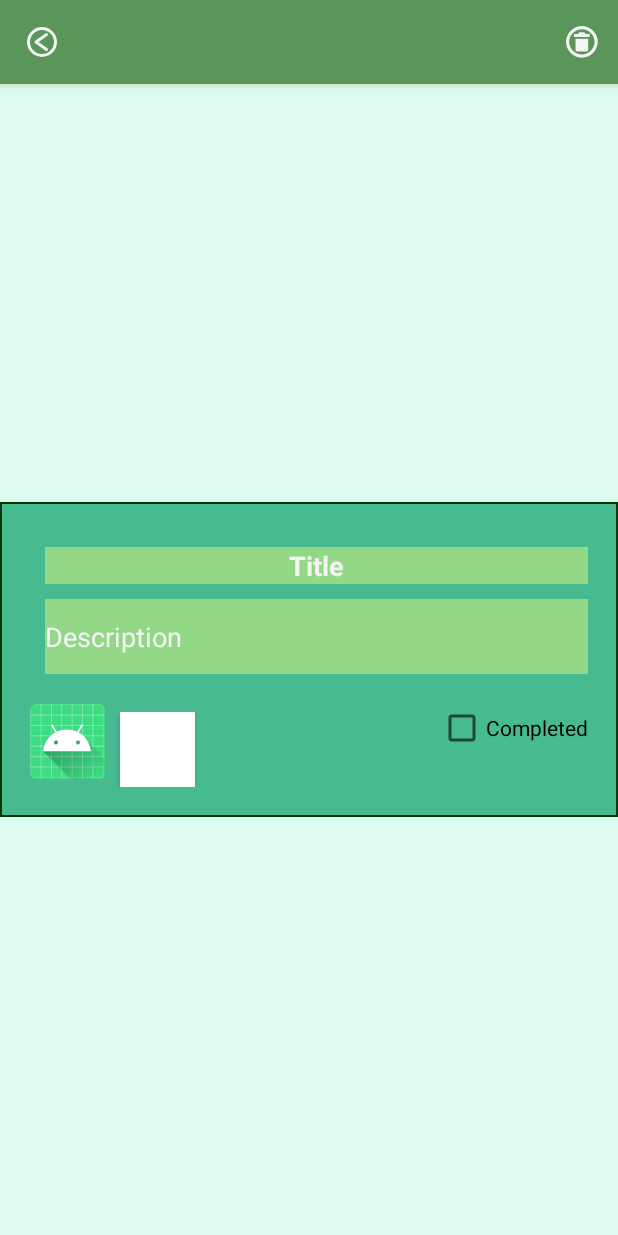
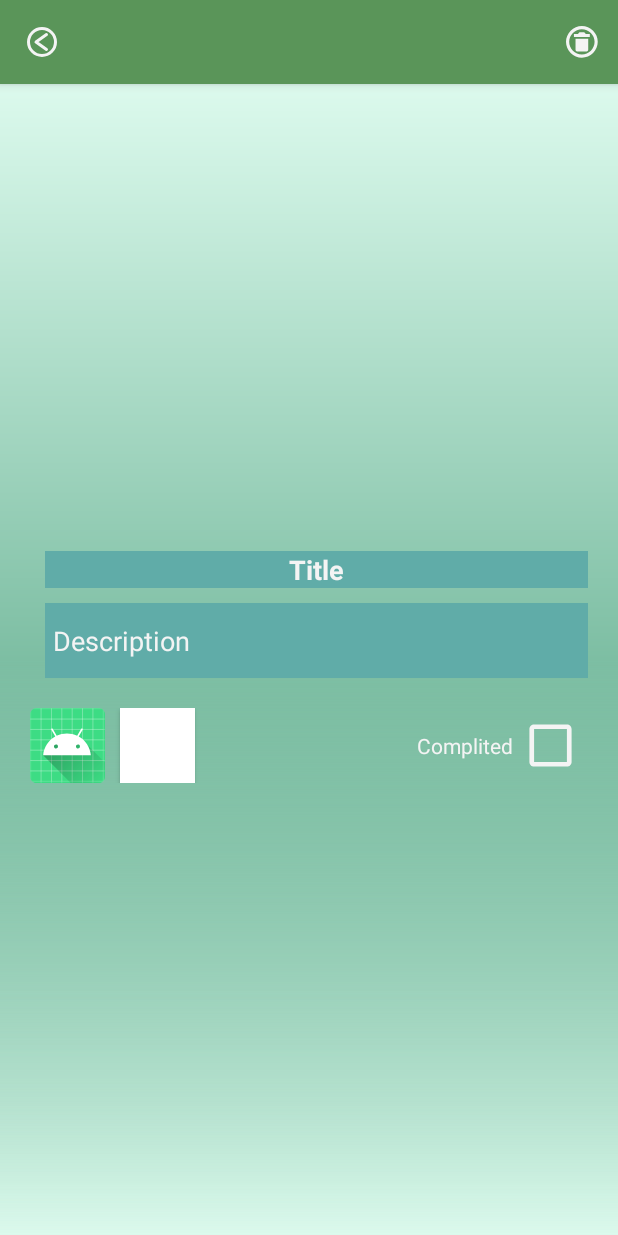
Before and after one commit to OleksiiHromovych/AchievementsApp, an Android app: the fragment AchievementFragment placed in its activity, after a tap on "Add new achievement", on a phone screen of 412 x 824 dp. Run offline under Robolectric (Android 15) with nearby library versions, the phone set to English and light mode, and no system bars; 4 statements that could not run were skipped.

Commit message:
Design work.
Add functional for cup, change add group dialog design, edit achievement fragment, new function on BaseLab.kt

```diff
--- a/app/src/main/java/android/hromovych/com/achievements/achievementElements/AchievementAdapter.kt
+++ b/app/src/main/java/android/hromovych/com/achievements/achievementElements/AchievementAdapter.kt
@@ -31,7 +31,7 @@ class AchievementAdapter(
             descriptionView.text = achievement.description
 
             if (achievement.completed)
-                view.setBackgroundColor(R.color.achievement_completed_background)
+                view.setBackgroundResource(R.drawable.achievement_completed_item)
         }
     }
 
--- a/app/src/main/java/android/hromovych/com/achievements/database/BaseLab.kt
+++ b/app/src/main/java/android/hromovych/com/achievements/database/BaseLab.kt
@@ -55,7 +55,28 @@ class BaseLab(private val context: Context?) {
             arrayOf(groupId.toString()),
             null,
             null,
-            "${DBSchema.AchievementTable.COL_COMPLETED} desc"
+            DBSchema.AchievementTable.COL_COMPLETED
+        )
+
+        with(cursor) {
+            while (moveToNext()) {
+                achievements.add(cursor.getAchievement())
+            }
+        }
+
+        return achievements
+    }
+    fun getAchievements(groupId: Long, completed: Boolean): MutableList<Achievement> {
+        val achievements = mutableListOf<Achievement>()
+
+        val cursor = db.query(
+            DBSchema.AchievementTable.TABLE_NAME,
+            null,
+            "${DBSchema.AchievementTable.COL_GROUP_ID} = ? and ${DBSchema.AchievementTable.COL_COMPLETED} = ?",
+            arrayOf(groupId.toString(), completed.toDatabaseString()),
+            null,
+            null,
+            DBSchema.AchievementTable.COL_COMPLETED
         )
 
         with(cursor) {
@@ -164,3 +185,7 @@ private fun Achievement.getContentValues(): ContentValues {
 
     }
 }
+
+fun Boolean.toDatabaseString(): String{
+    return if (this)  "1" else "0"
+}
--- /dev/null
+++ b/app/src/main/res/drawable/achievement_completed_item.xml
@@ -0,0 +1,7 @@
+<?xml version="1.0" encoding="utf-8"?>
+<shape xmlns:android="http://schemas.android.com/apk/res/android"
+    android:shape="rectangle">
+    <stroke android:width="1dp" android:color="@color/group_item_border"/>
+    <solid android:color="@color/achievement_completed_background"/>
+
+</shape>
--- /dev/null
+++ b/app/src/main/res/drawable/achievement_edit_background.xml
@@ -0,0 +1,26 @@
+<?xml version="1.0" encoding="utf-8"?>
+<layer-list xmlns:android="http://schemas.android.com/apk/res/android">
+    <item android:gravity="top">
+        <shape android:shape="rectangle">
+            <gradient
+                android:centerY="0.5"
+                android:angle="90"
+                android:startColor="@color/app_background"
+                android:centerColor="@color/edit_achievement_background"
+                android:endColor="@android:color/transparent"
+                android:type="linear" />
+        </shape>
+    </item>
+    <item>
+        <shape android:shape="rectangle">
+            <gradient
+                android:centerY="0.5"
+                android:angle="90"
+                android:endColor="@color/app_background"
+                android:centerColor="@color/edit_achievement_background"
+                android:startColor="@android:color/transparent"
+                android:type="linear" />
+        </shape>
+    </item>
+
+</layer-list>
--- a/app/src/main/res/layout/fragment_achievement_edit.xml
+++ b/app/src/main/res/layout/fragment_achievement_edit.xml
@@ -1,13 +1,19 @@
 <?xml version="1.0" encoding="utf-8"?>
-<androidx.constraintlayout.widget.ConstraintLayout xmlns:android="http://schemas.android.com/apk/res/android"
+ <FrameLayout xmlns:android="http://schemas.android.com/apk/res/android"
     xmlns:app="http://schemas.android.com/apk/res-auto"
+    android:layout_width="match_parent"
+    android:layout_height="match_parent"
+    android:layout_gravity="center"
+    android:background="@drawable/achievement_edit_background"
+    android:padding="20dp">
+
+    <androidx.constraintlayout.widget.ConstraintLayout
         android:layout_width="match_parent"
         android:layout_height="wrap_content"
         android:layout_gravity="center"
-    android:background="@drawable/achievement_item"
-    android:padding="20dp">
+        android:background="@android:color/transparent">
 
-    <RelativeLayout
+        <androidx.constraintlayout.widget.ConstraintLayout
             android:id="@+id/relative_layout"
             android:layout_width="match_parent"
             android:layout_height="wrap_content"
@@ -20,27 +26,45 @@
                 android:id="@+id/achievement_image"
                 android:layout_width="50dp"
                 android:layout_height="50dp"
-            android:layout_alignParentStart="true"
                 android:background="@mipmap/ic_launcher"
-            android:contentDescription="@string/image_content_description" />
+                android:contentDescription="@string/image_content_description"
+                app:layout_constraintBottom_toBottomOf="parent"
+                app:layout_constraintStart_toStartOf="parent"
+                app:layout_constraintTop_toTopOf="parent" />
 
             <Button
                 android:id="@+id/achievement_color"
                 android:layout_width="50dp"
                 android:layout_height="50dp"
                 android:layout_marginStart="10dp"
-            android:layout_marginTop="5dp"
-            android:layout_toEndOf="@id/achievement_image"
-            android:background="@color/white" />
+                android:background="@color/white"
+                app:layout_constraintBottom_toBottomOf="parent"
+                app:layout_constraintStart_toEndOf="@+id/achievement_image"
+                app:layout_constraintTop_toTopOf="parent" />
 
             <CheckBox
                 android:id="@+id/completed_cb"
+                android:layout_width="50dp"
+                android:layout_height="50dp"
+                android:backgroundTint="@color/text_hint"
+                android:layout_alignParentEnd="true"
+                android:background="?android:attr/listChoiceIndicatorMultiple"
+                android:button="@null"
+                android:gravity="center_vertical"
+                app:layout_constraintBottom_toBottomOf="parent"
+                app:layout_constraintEnd_toEndOf="parent"
+                app:layout_constraintTop_toTopOf="parent" />
+
+            <TextView
                 android:layout_width="wrap_content"
-            android:layout_height="wrap_content"
-            android:layout_alignParentEnd="true"
-            android:gravity="center_vertical"
-            android:text="Completed" />
-    </RelativeLayout>
+                android:layout_height="0dp"
+                android:gravity="center"
+                android:textColor="@color/text_hint"
+                android:text="Complited"
+                app:layout_constraintBottom_toBottomOf="parent"
+                app:layout_constraintEnd_toStartOf="@+id/completed_cb"
+                app:layout_constraintTop_toTopOf="parent" />
+        </androidx.constraintlayout.widget.ConstraintLayout>
 
         <EditText
             android:id="@+id/achievement_title"
@@ -48,8 +72,10 @@
             android:layout_height="wrap_content"
             android:layout_marginStart="10dp"
             android:layout_marginTop="10dp"
-        android:background="@color/item_background"
+            android:background="@color/edit_achievement_item"
             android:hint="Title"
+            android:inputType="textCapSentences"
+            android:maxLength="20"
             android:textAlignment="center"
             android:textColorHint="@color/text_hint"
             android:textSize="18sp"
@@ -64,8 +90,11 @@
             android:layout_height="wrap_content"
             android:layout_marginStart="10dp"
             android:layout_marginTop="10dp"
-        android:background="@color/item_background"
+            android:padding="5dp"
+            android:background="@color/edit_achievement_item"
             android:hint="Description"
+            android:inputType="textCapSentences"
+            android:maxLength="50"
             android:minHeight="50dp"
             android:textColorHint="@color/text_hint"
             app:layout_constraintBottom_toTopOf="@id/relative_layout"
@@ -75,3 +104,4 @@
 
 
     </androidx.constraintlayout.widget.ConstraintLayout>
+</FrameLayout>
--- a/app/src/main/res/values/colors.xml
+++ b/app/src/main/res/values/colors.xml
@@ -20,7 +20,12 @@
     <color name="cup_progress_left">#948F8F</color>
 
     <color name="achievement_background">#47BA90</color>
-    <color name="cancel">#EC3E32</color>
+    <color name="achievement_background_completed">#9FB9AF</color>
+
+    <color name="cancel">#95140A</color>
     <color name="achievement_completed_background">#888888</color>
 
+    <color name="edit_achievement_item">#60ACA8</color>
+    <color name="edit_achievement_background">#7DBEA3</color>
+
 </resources>
```
Also changed, not shown: app/src/main/java/android/hromovych/com/achievements/group/GroupAdapter.kt (+14 -5 lines), app/src/main/res/layout/dialog_new_group.xml (+10 -4 lines). Lines whose indentation alone changed are shown as unchanged.
